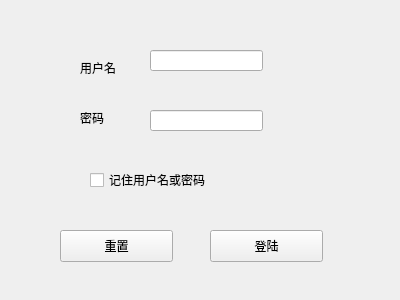
Qt form socket_socket/socket_client/login.ui (ChuXiaoYi/design) before a commit.
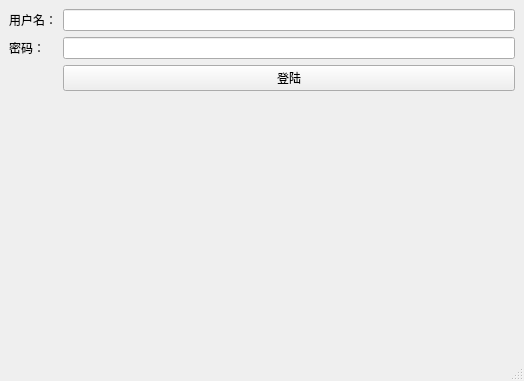
The same form after that commit.

What changed in the file:
```diff
--- a/socket_socket/socket_client/login.ui
+++ b/socket_socket/socket_client/login.ui
@@ -1,103 +1,68 @@
 <?xml version="1.0" encoding="UTF-8"?>
 <ui version="4.0">
- <class>Form</class>
- <widget class="QWidget" name="Form">
+ <class>MainWindow</class>
+ <widget class="QMainWindow" name="MainWindow">
   <property name="geometry">
    <rect>
     <x>0</x>
     <y>0</y>
-    <width>400</width>
-    <height>300</height>
+    <width>524</width>
+    <height>381</height>
    </rect>
   </property>
   <property name="windowTitle">
    <string>Form</string>
   </property>
-  <widget class="QLabel" name="label">
-   <property name="geometry">
-    <rect>
-     <x>80</x>
-     <y>60</y>
-     <width>60</width>
-     <height>16</height>
-    </rect>
-   </property>
-   <property name="text">
-    <string>用户名</string>
-   </property>
+  <widget class="QWidget" name="centralwidget">
+   <layout class="QFormLayout" name="formLayout">
+    <item row="2" column="0">
+     <widget class="QLabel" name="label_2">
+      <property name="text">
+       <string>密码：</string>
+      </property>
+     </widget>
+    </item>
+    <item row="1" column="0">
+     <widget class="QLabel" name="label">
+      <property name="text">
+       <string>用户名：</string>
+      </property>
+     </widget>
+    </item>
+    <item row="1" column="1">
+     <widget class="QLineEdit" name="username">
+      <property name="text">
+       <string/>
+      </property>
+     </widget>
+    </item>
+    <item row="2" column="1">
+     <widget class="QLineEdit" name="password">
+      <property name="text">
+       <string/>
+      </property>
+     </widget>
+    </item>
+    <item row="3" column="1">
+     <widget class="QPushButton" name="login_button">
+      <property name="text">
+       <string>登陆</string>
+      </property>
+     </widget>
+    </item>
+   </layout>
   </widget>
-  <widget class="QLabel" name="label_2">
+  <widget class="QMenuBar" name="menubar">
    <property name="geometry">
     <rect>
-     <x>80</x>
-     <y>110</y>
-     <width>60</width>
-     <height>16</height>
+     <x>0</x>
+     <y>0</y>
+     <width>524</width>
+     <height>22</height>
     </rect>
    </property>
-   <property name="text">
-    <string>密码</string>
-   </property>
   </widget>
-  <widget class="QPushButton" name="pushButton">
-   <property name="geometry">
-    <rect>
-     <x>60</x>
-     <y>230</y>
-     <width>113</width>
-     <height>32</height>
-    </rect>
-   </property>
-   <property name="text">
-    <string>重置</string>
-   </property>
-  </widget>
-  <widget class="QPushButton" name="pushButton_2">
-   <property name="geometry">
-    <rect>
-     <x>210</x>
-     <y>230</y>
-     <width>113</width>
-     <height>32</height>
-    </rect>
-   </property>
-   <property name="text">
-    <string>登陆</string>
-   </property>
-  </widget>
-  <widget class="QCheckBox" name="checkBox">
-   <property name="geometry">
-    <rect>
-     <x>90</x>
-     <y>170</y>
-     <width>191</width>
-     <height>20</height>
-    </rect>
-   </property>
-   <property name="text">
-    <string>记住用户名或密码</string>
-   </property>
-  </widget>
-  <widget class="QLineEdit" name="lineEdit">
-   <property name="geometry">
-    <rect>
-     <x>150</x>
-     <y>50</y>
-     <width>113</width>
-     <height>21</height>
-    </rect>
-   </property>
-  </widget>
-  <widget class="QLineEdit" name="lineEdit_2">
-   <property name="geometry">
-    <rect>
-     <x>150</x>
-     <y>110</y>
-     <width>113</width>
-     <height>21</height>
-    </rect>
-   </property>
-  </widget>
+  <widget class="QStatusBar" name="statusbar"/>
  </widget>
  <resources/>
  <connections/>
```
Left out of the diff: 24 changed lines with no effect on the pictures.
